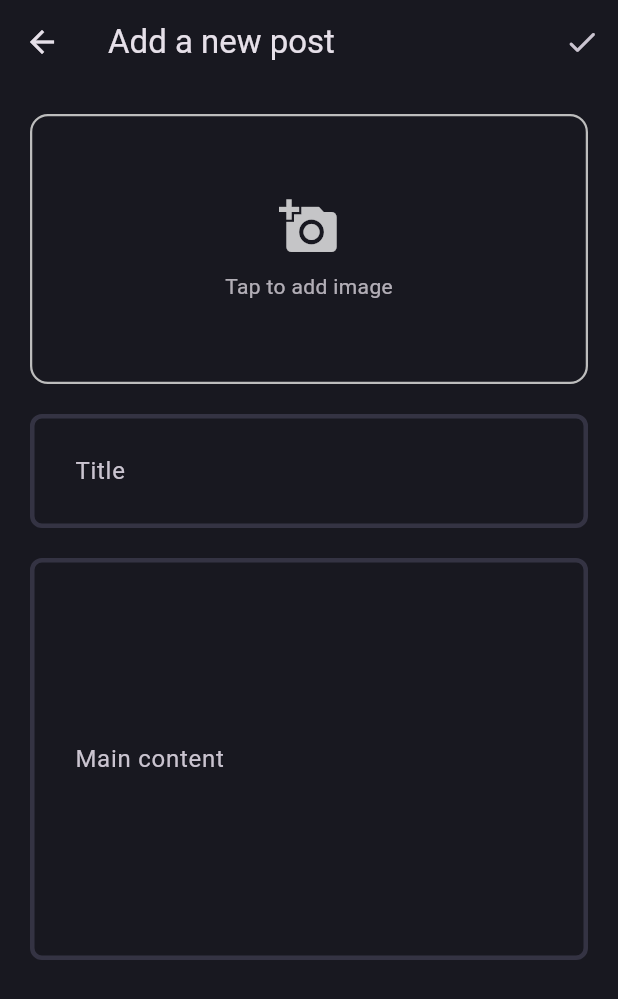
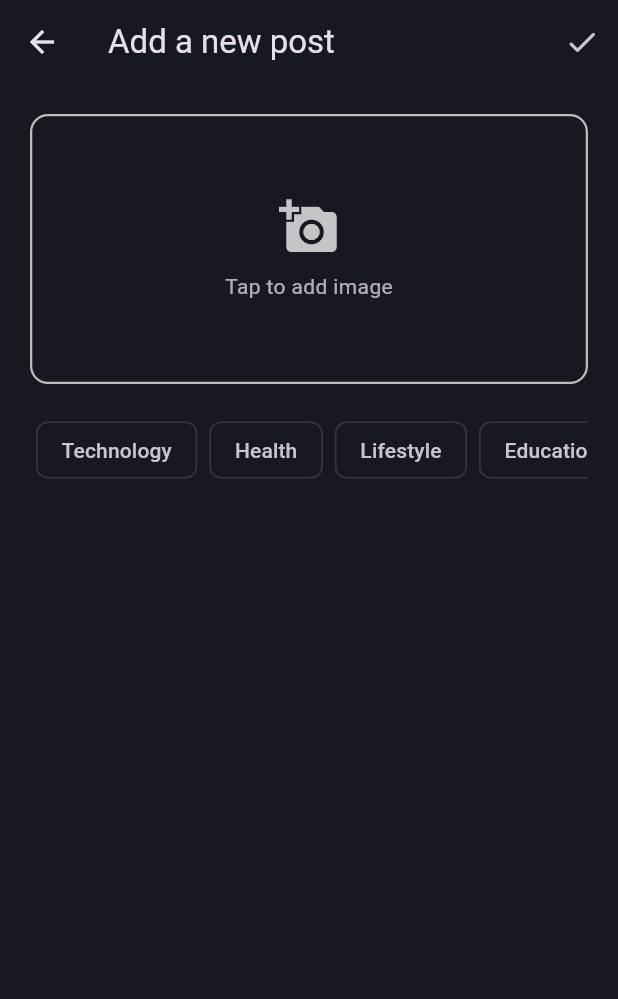
Before and after one commit to mercenarioZ/flutter_blog_app, a Flutter app: the AddBlogPage screen opened directly, on a phone screen of 412 x 824 dp. Shown: the top 999 px of the screen. Run offline on Flutter 3.47's test engine with Material 3 defaults, Android fonts, the phone set to English and light mode, and no system bars; our stand-ins replace flutter_bloc, fpdart, get_it, supabase_flutter; accounts and stored records are empty.

Commit message:
feat: tag selection

```diff
--- a/lib/features/blog/presentation/pages/add_blog_page.dart
+++ b/lib/features/blog/presentation/pages/add_blog_page.dart
@@ -1,4 +1,5 @@
 import 'package:flutter/material.dart';
+import 'package:flutter_app/core/theme/app_pallete.dart';
 import 'package:flutter_app/core/utils/snackbar.dart';
 
 class AddBlogPage extends StatefulWidget {
@@ -55,31 +56,42 @@ class _AddBlogPageState extends State<AddBlogPage> {
               ),
             ),
 
-            // title input
             const SizedBox(height: 20),
 
-            TextField(
-              decoration: InputDecoration(
-                labelText: 'Title',
-                border: OutlineInputBorder(
-                  borderRadius: BorderRadius.circular(20),
-                ),
+            // tag selection
+            SingleChildScrollView(
+              scrollDirection: Axis.horizontal,
+              child: Row(
+                children:
+                    [
+                          'Technology',
+                          'Health',
+                          'Lifestyle',
+                          'Education',
+                          'Programming',
+                          'Productivity',
+                        ]
+                        .map(
+                          (e) => Padding(
+                            padding: const EdgeInsets.symmetric(
+                              horizontal: 4.0,
+                            ),
+                            child: Chip(
+                              label: Text(e),
+                              side: const BorderSide(
+                                color: AppPallete.borderColor,
+                              ),
+                            ),
+                          ),
+                        )
+                        .toList(),
               ),
             ),
 
             const SizedBox(height: 20),
 
-            // main content input
-            TextField(
-              maxLines: 9,
-              decoration: InputDecoration(
-                labelText: 'Main content',
-                hintText: 'Write your content over here...',
-                border: OutlineInputBorder(
-                  borderRadius: BorderRadius.circular(20),
-                ),
-              ),
-            ),
+            // title input
+
           ],
         ),
       ),
```
